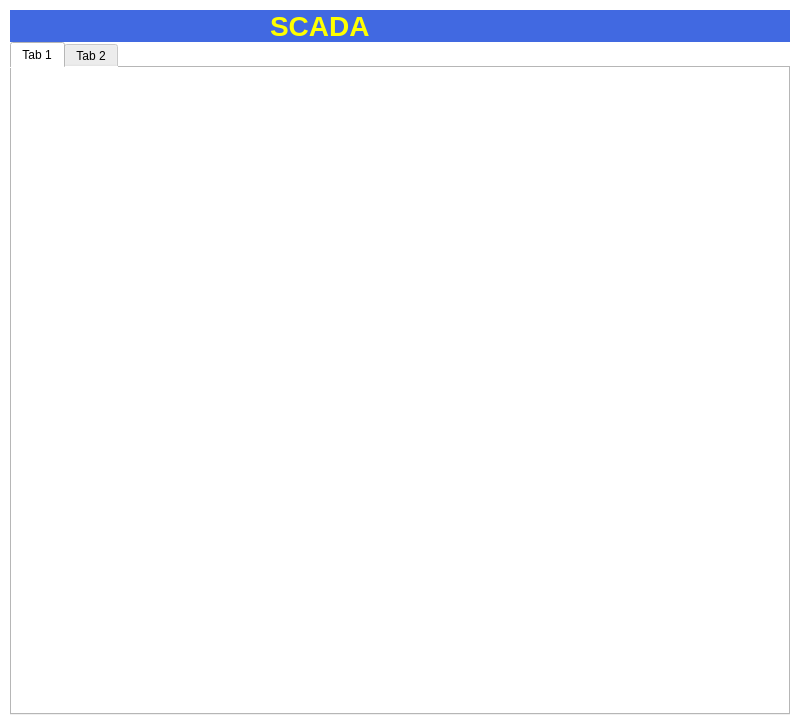
First picture: the form in app/forms/MainForm.ui, repository AlejandroA714/scada-desktop, before the edit.
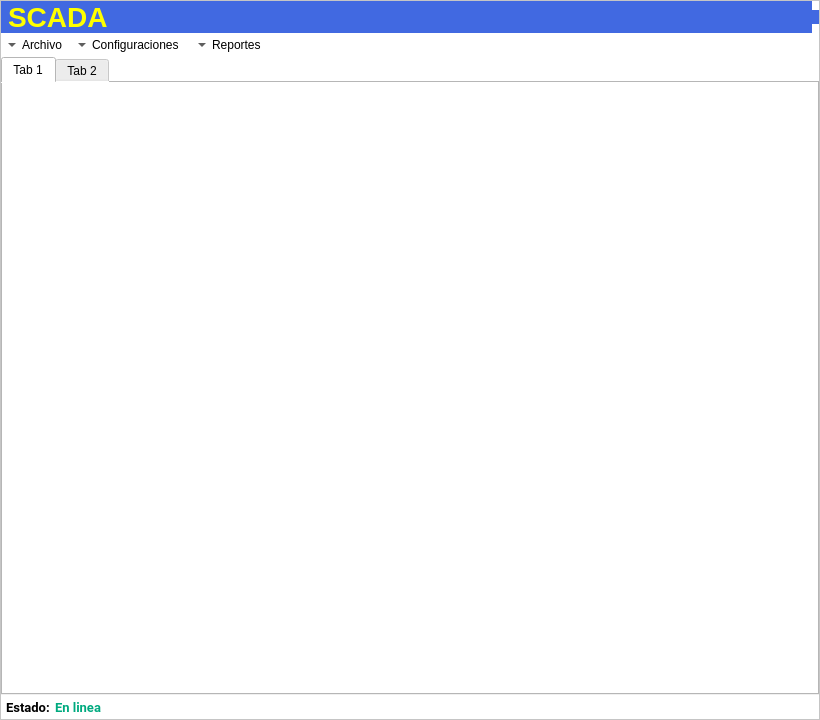
Second picture: the form after the edit. Icons and pictures are not drawn.

What changed in the file:
```diff
--- a/app/forms/MainForm.ui
+++ b/app/forms/MainForm.ui
@@ -6,61 +6,123 @@
    <rect>
     <x>0</x>
     <y>0</y>
-    <width>800</width>
-    <height>725</height>
+    <width>820</width>
+    <height>720</height>
    </rect>
   </property>
-  <property name="sizePolicy">
-   <sizepolicy hsizetype="Preferred" vsizetype="Preferred">
-    <horstretch>0</horstretch>
-    <verstretch>0</verstretch>
-   </sizepolicy>
+  <property name="minimumSize">
+   <size>
+    <width>820</width>
+    <height>680</height>
+   </size>
   </property>
   <property name="windowTitle">
    <string>Sistema Scada</string>
   </property>
-  <property name="windowIcon">
-   <iconset resource="../resources/resources.qrc">
-    <normaloff>:/source/img/if_16_1751363.ico</normaloff>:/source/img/if_16_1751363.ico</iconset>
-  </property>
-  <property name="styleSheet">
-   <string notr="true">background-color: rgb(255, 255, 255);</string>
-  </property>
-  <property name="unifiedTitleAndToolBarOnMac">
-   <bool>false</bool>
+  <property name="dockOptions">
+   <set>QMainWindow::AllowTabbedDocks|QMainWindow::AnimatedDocks</set>
   </property>
   <widget class="QWidget" name="MainFrame">
-   <property name="minimumSize">
-    <size>
-     <width>800</width>
-     <height>0</height>
-    </size>
+   <property name="styleSheet">
+    <string notr="true"/>
+   </property>
+   <layout class="QVBoxLayout" name="verticalLayout">
+    <property name="spacing">
+     <number>0</number>
+    </property>
+    <property name="leftMargin">
+     <number>0</number>
+    </property>
+    <property name="topMargin">
+     <number>0</number>
+    </property>
+    <property name="rightMargin">
+     <number>0</number>
+    </property>
+    <property name="bottomMargin">
+     <number>0</number>
+    </property>
+    <item>
+     <widget class="QFrame" name="frame">
+      <property name="styleSheet">
+       <string notr="true">background-color: rgb(255, 255, 255);
+</string>
+      </property>
+      <property name="frameShape">
+       <enum>QFrame::StyledPanel</enum>
+      </property>
+      <property name="frameShadow">
+       <enum>QFrame::Raised</enum>
    </property>
    <layout class="QVBoxLayout" name="verticalLayout_2">
     <property name="spacing">
      <number>0</number>
     </property>
     <property name="leftMargin">
-     <number>10</number>
+        <number>0</number>
     </property>
     <property name="topMargin">
-     <number>10</number>
+        <number>0</number>
     </property>
     <property name="rightMargin">
-     <number>10</number>
+        <number>0</number>
     </property>
     <property name="bottomMargin">
-     <number>10</number>
+        <number>0</number>
     </property>
     <item>
      <layout class="QGridLayout" name="gridLayout">
       <property name="spacing">
        <number>0</number>
       </property>
-      <item row="3" column="3">
-       <widget class="QLabel" name="label_8">
+         <item row="0" column="2">
+          <widget class="QFrame" name="frame_2">
+           <property name="sizePolicy">
+            <sizepolicy hsizetype="Maximum" vsizetype="Maximum">
+             <horstretch>0</horstretch>
+             <verstretch>0</verstretch>
+            </sizepolicy>
+           </property>
         <property name="styleSheet">
-         <string notr="true">background-color: rgb(65, 105, 225);</string>
+            <string notr="true">color: rgb(255, 255, 0);background-color: rgb(65, 105, 225);
+margin:0px;</string>
+           </property>
+           <property name="frameShape">
+            <enum>QFrame::NoFrame</enum>
+           </property>
+           <property name="lineWidth">
+            <number>0</number>
+           </property>
+           <layout class="QVBoxLayout" name="verticalLayout_4">
+            <property name="spacing">
+             <number>0</number>
+            </property>
+            <property name="leftMargin">
+             <number>0</number>
+            </property>
+            <property name="topMargin">
+             <number>0</number>
+            </property>
+            <property name="rightMargin">
+             <number>0</number>
+            </property>
+            <property name="bottomMargin">
+             <number>0</number>
+            </property>
+            <item>
+             <widget class="QLabel" name="label">
+              <property name="sizePolicy">
+               <sizepolicy hsizetype="Maximum" vsizetype="Preferred">
+                <horstretch>0</horstretch>
+                <verstretch>0</verstretch>
+               </sizepolicy>
+              </property>
+              <property name="styleSheet">
+               <string notr="true">background-color: rgb(65, 105, 225);
+margin:0px;</string>
+              </property>
+              <property name="frameShape">
+               <enum>QFrame::NoFrame</enum>
         </property>
         <property name="text">
          <string/>
@@ -68,10 +130,28 @@
         <property name="pixmap">
          <pixmap resource="../resources/resources.qrc">:/source/img/logo.png</pixmap>
         </property>
-       </widget>
-      </item>
-      <item row="3" column="1">
-       <widget class="QLabel" name="label_9">
+              <property name="alignment">
+               <set>Qt::AlignRight|Qt::AlignTrailing|Qt::AlignVCenter</set>
+              </property>
+             </widget>
+            </item>
+           </layout>
+          </widget>
+         </item>
+         <item row="0" column="1">
+          <widget class="QLabel" name="label_5">
+           <property name="sizePolicy">
+            <sizepolicy hsizetype="Preferred" vsizetype="Preferred">
+             <horstretch>0</horstretch>
+             <verstretch>0</verstretch>
+            </sizepolicy>
+           </property>
+           <property name="minimumSize">
+            <size>
+             <width>0</width>
+             <height>0</height>
+            </size>
+           </property>
         <property name="font">
          <font>
           <pointsize>21</pointsize>
@@ -83,17 +163,25 @@
          <bool>false</bool>
         </property>
         <property name="styleSheet">
-         <string notr="true">color: rgb(255, 255, 0);background-color: rgb(65, 105, 225);</string>
+            <string notr="true">color: rgb(255, 255, 0);background-color: rgb(65, 105, 225);
+margin:0px;</string>
         </property>
         <property name="text">
          <string>SCADA</string>
         </property>
        </widget>
       </item>
-      <item row="3" column="0">
-       <widget class="QLabel" name="label_10">
+         <item row="0" column="0">
+          <widget class="QLabel" name="label_3">
+           <property name="sizePolicy">
+            <sizepolicy hsizetype="Maximum" vsizetype="Preferred">
+             <horstretch>0</horstretch>
+             <verstretch>0</verstretch>
+            </sizepolicy>
+           </property>
         <property name="styleSheet">
-         <string notr="true">background-color: rgb(65, 105, 225);</string>
+            <string notr="true">background-color: rgb(65, 105, 225);
+margin:0px;</string>
         </property>
         <property name="text">
          <string/>
@@ -106,7 +194,107 @@
      </layout>
     </item>
     <item>
-     <layout class="QVBoxLayout" name="verticalLayout">
+        <layout class="QVBoxLayout" name="verticalLayout_3">
+         <property name="spacing">
+          <number>0</number>
+         </property>
+         <item>
+          <widget class="QFrame" name="frame_3">
+           <property name="minimumSize">
+            <size>
+             <width>0</width>
+             <height>24</height>
+            </size>
+           </property>
+           <property name="styleSheet">
+            <string notr="true">margin:0px;</string>
+           </property>
+           <property name="frameShape">
+            <enum>QFrame::NoFrame</enum>
+           </property>
+           <property name="frameShadow">
+            <enum>QFrame::Plain</enum>
+           </property>
+           <property name="lineWidth">
+            <number>0</number>
+           </property>
+           <widget class="QToolButton" name="toolButton">
+            <property name="geometry">
+             <rect>
+              <x>0</x>
+              <y>0</y>
+              <width>71</width>
+              <height>24</height>
+             </rect>
+            </property>
+            <property name="styleSheet">
+             <string notr="true">margin:0px;</string>
+            </property>
+            <property name="text">
+             <string>Archivo</string>
+            </property>
+            <property name="toolButtonStyle">
+             <enum>Qt::ToolButtonTextBesideIcon</enum>
+            </property>
+            <property name="autoRaise">
+             <bool>true</bool>
+            </property>
+            <property name="arrowType">
+             <enum>Qt::DownArrow</enum>
+            </property>
+           </widget>
+           <widget class="QToolButton" name="toolButton_2">
+            <property name="geometry">
+             <rect>
+              <x>70</x>
+              <y>0</y>
+              <width>121</width>
+              <height>24</height>
+             </rect>
+            </property>
+            <property name="styleSheet">
+             <string notr="true">margin:0px;</string>
+            </property>
+            <property name="text">
+             <string>Configuraciones</string>
+            </property>
+            <property name="toolButtonStyle">
+             <enum>Qt::ToolButtonTextBesideIcon</enum>
+            </property>
+            <property name="autoRaise">
+             <bool>true</bool>
+            </property>
+            <property name="arrowType">
+             <enum>Qt::DownArrow</enum>
+            </property>
+           </widget>
+           <widget class="QToolButton" name="toolButton_3">
+            <property name="geometry">
+             <rect>
+              <x>190</x>
+              <y>0</y>
+              <width>91</width>
+              <height>24</height>
+             </rect>
+            </property>
+            <property name="styleSheet">
+             <string notr="true">margin:0px;</string>
+            </property>
+            <property name="text">
+             <string>Reportes</string>
+            </property>
+            <property name="toolButtonStyle">
+             <enum>Qt::ToolButtonTextBesideIcon</enum>
+            </property>
+            <property name="autoRaise">
+             <bool>true</bool>
+            </property>
+            <property name="arrowType">
+             <enum>Qt::DownArrow</enum>
+            </property>
+           </widget>
+          </widget>
+         </item>
       <item>
        <widget class="QTabWidget" name="tabWidget">
         <widget class="QWidget" name="tab_3">
@@ -116,63 +304,36 @@
          <widget class="QPushButton" name="btnExit_4">
           <property name="geometry">
            <rect>
-            <x>220</x>
-            <y>330</y>
-            <width>24</width>
-            <height>24</height>
-           </rect>
-          </property>
-          <property name="text">
-           <string/>
-          </property>
-          <property name="icon">
-           <iconset resource="../resources/resources.qrc">
-            <normaloff>:/source/img/min.png</normaloff>:/source/img/min.png</iconset>
-          </property>
-          <property name="iconSize">
+               <x>500</x>
+               <y>120</y>
+               <width>26</width>
+               <height>18</height>
+              </rect>
+             </property>
+             <property name="sizePolicy">
+              <sizepolicy hsizetype="Preferred" vsizetype="Preferred">
+               <horstretch>0</horstretch>
+               <verstretch>0</verstretch>
+              </sizepolicy>
+             </property>
+             <property name="minimumSize">
            <size>
             <width>24</width>
-            <height>24</height>
-           </size>
-          </property>
-          <property name="flat">
-           <bool>true</bool>
-          </property>
-         </widget>
-         <widget class="QPushButton" name="btnExit_2">
-          <property name="geometry">
-           <rect>
-            <x>220</x>
-            <y>240</y>
-            <width>24</width>
-            <height>24</height>
-           </rect>
-          </property>
-          <property name="text">
-           <string/>
-          </property>
-          <property name="icon">
-           <iconset resource="../resources/resources.qrc">
-            <normaloff>:/source/img/close.png</normaloff>:/source/img/close.png</iconset>
-          </property>
-          <property name="iconSize">
+               <height>12</height>
+              </size>
+             </property>
+             <property name="maximumSize">
            <size>
-            <width>24</width>
-            <height>24</height>
-           </size>
-          </property>
-          <property name="flat">
-           <bool>true</bool>
-          </property>
-         </widget>
-         <widget class="QPushButton" name="btnExit_3">
-          <property name="geometry">
-           <rect>
-            <x>210</x>
-            <y>290</y>
-            <width>24</width>
-            <height>24</height>
-           </rect>
+               <width>64</width>
+               <height>32</height>
+              </size>
+             </property>
+             <property name="autoFillBackground">
+              <bool>false</bool>
+             </property>
+             <property name="styleSheet">
+              <string notr="true">background-color: rgb(65, 105, 225);
+margin:0px;</string>
           </property>
           <property name="text">
            <string/>
@@ -183,8 +344,8 @@
           </property>
           <property name="iconSize">
            <size>
-            <width>24</width>
-            <height>24</height>
+               <width>16</width>
+               <height>16</height>
            </size>
           </property>
           <property name="flat">
@@ -200,6 +361,91 @@
        </widget>
       </item>
      </layout>
+       </item>
+       <item>
+        <widget class="QFrame" name="frame_4">
+         <property name="minimumSize">
+          <size>
+           <width>0</width>
+           <height>24</height>
+          </size>
+         </property>
+         <property name="styleSheet">
+          <string notr="true">margin:0px;</string>
+         </property>
+         <property name="frameShape">
+          <enum>QFrame::NoFrame</enum>
+         </property>
+         <property name="frameShadow">
+          <enum>QFrame::Raised</enum>
+         </property>
+         <property name="lineWidth">
+          <number>0</number>
+         </property>
+         <widget class="QLabel" name="label_2">
+          <property name="geometry">
+           <rect>
+            <x>5</x>
+            <y>2</y>
+            <width>54</width>
+            <height>20</height>
+           </rect>
+          </property>
+          <property name="font">
+           <font>
+            <family>Roboto</family>
+            <pointsize>10</pointsize>
+            <weight>75</weight>
+            <bold>true</bold>
+           </font>
+          </property>
+          <property name="lineWidth">
+           <number>0</number>
+          </property>
+          <property name="text">
+           <string>Estado:</string>
+          </property>
+          <property name="scaledContents">
+           <bool>false</bool>
+          </property>
+         </widget>
+         <widget class="QLabel" name="label_4">
+          <property name="geometry">
+           <rect>
+            <x>50</x>
+            <y>2</y>
+            <width>54</width>
+            <height>20</height>
+           </rect>
+          </property>
+          <property name="font">
+           <font>
+            <family>Roboto</family>
+            <pointsize>10</pointsize>
+            <weight>75</weight>
+            <bold>true</bold>
+           </font>
+          </property>
+          <property name="styleSheet">
+           <string notr="true">color: rgb(0, 170, 127);</string>
+          </property>
+          <property name="lineWidth">
+           <number>0</number>
+          </property>
+          <property name="text">
+           <string>En linea</string>
+          </property>
+          <property name="scaledContents">
+           <bool>false</bool>
+          </property>
+          <property name="alignment">
+           <set>Qt::AlignCenter</set>
+          </property>
+         </widget>
+        </widget>
+       </item>
+      </layout>
+     </widget>
     </item>
    </layout>
   </widget>
```
Left out of the diff: 8 changed lines with no effect on the pictures. Lines whose indentation alone changed are shown as unchanged.
